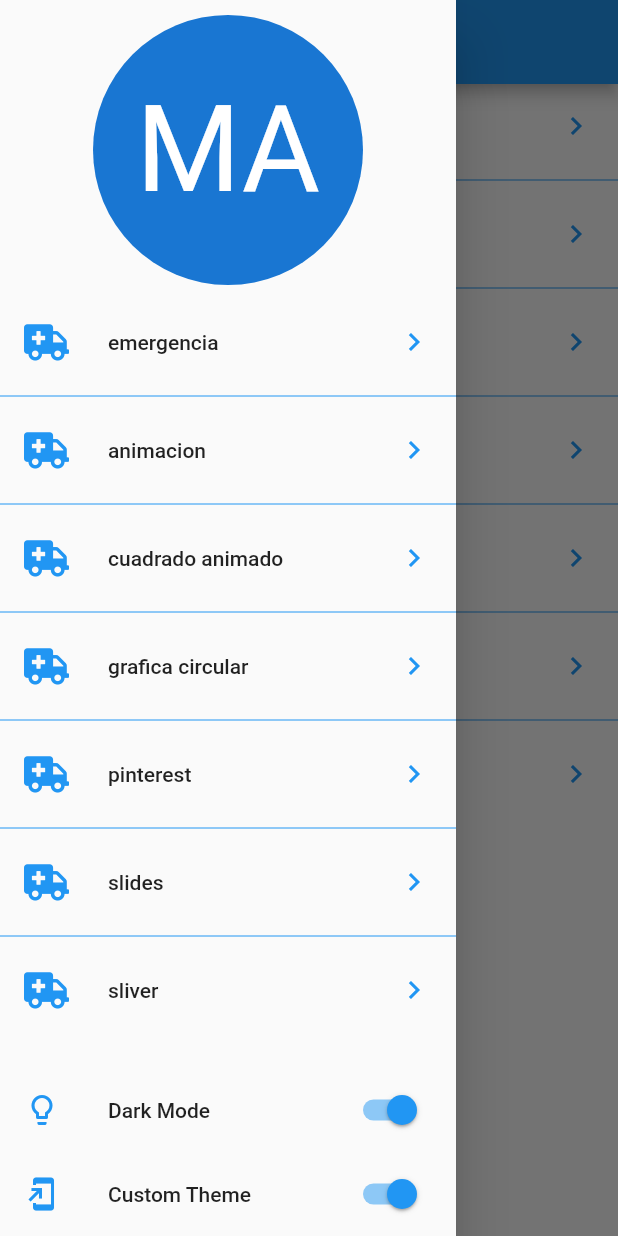
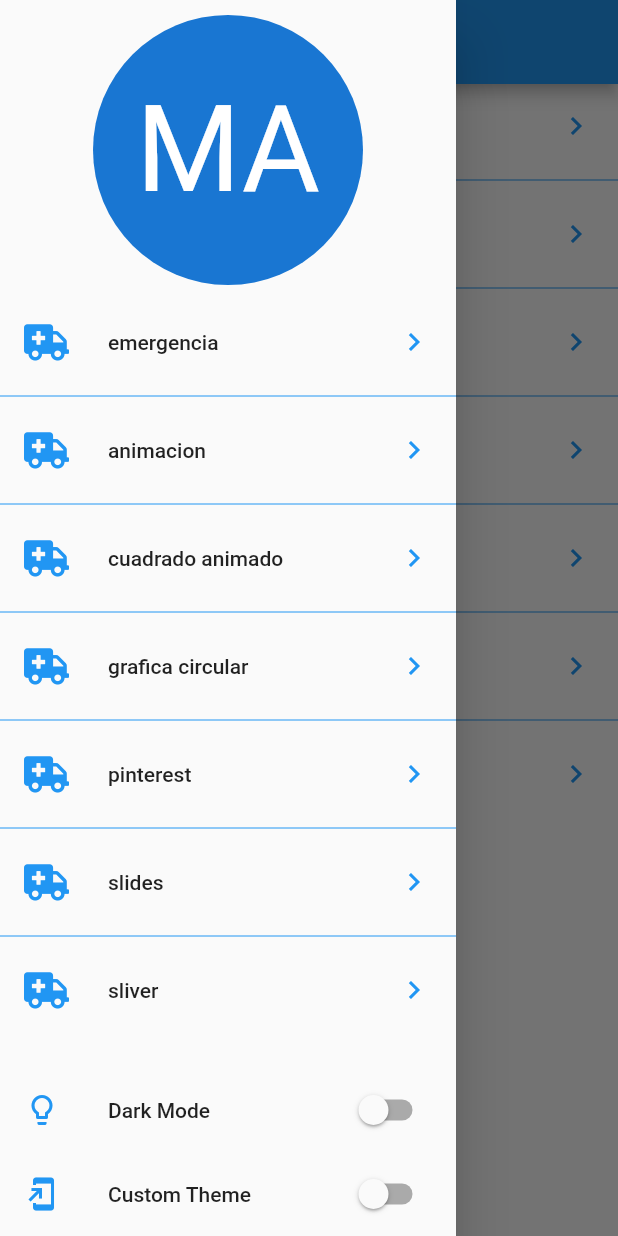
Before and after one commit to Marisabel-Condori/animaciones-flutter, a Flutter app: the screen it shows after launch, with the side drawer open, on a phone screen of 412 x 824 dp. Run offline on Flutter 3.47's test engine with Material 2 defaults, Android fonts, the phone set to English and light mode, and no system bars; our stand-ins replace flutter_svg, font_awesome_flutter.

Commit message:
activar modo oscuro

```diff
--- a/lib/pages/launcher_page.dart
+++ b/lib/pages/launcher_page.dart
@@ -1,6 +1,8 @@
 import 'package:custom_painter/routes/routes.dart';
+import 'package:custom_painter/theme/themeChanger.dart';
 import 'package:flutter/material.dart';
 import 'package:font_awesome_flutter/font_awesome_flutter.dart';
+import 'package:provider/provider.dart';
 
 class LauncherPage extends StatelessWidget {
 
@@ -42,6 +44,7 @@ class _Menu extends StatelessWidget {
 
   @override
   Widget build(BuildContext context) {
+    final appTheme = Provider.of<ThemeChanger>(context);
     return Drawer(
       child: Container(
         child: Column(
@@ -59,16 +62,20 @@ class _Menu extends StatelessWidget {
               leading: Icon(Icons.lightbulb_outline, color: Colors.blue,),
               title: Text('Dark Mode'),
               trailing: Switch.adaptive(
-                value: true,
-                onChanged: (value){}
+                value: appTheme.getDarkTheme,
+                onChanged: (value) =>  appTheme.setDarkTheme = value
               ),
             ),
-            ListTile(
-              leading: Icon(Icons.add_to_home_screen, color: Colors.blue,),
-              title: Text('Custom Theme'),
-              trailing: Switch.adaptive(
-                value: true,
-                onChanged: (value){}
+            SafeArea(
+              bottom: true,
+              top: false, left: false, right: false,
+              child: ListTile(
+                leading: Icon(Icons.add_to_home_screen, color: Colors.blue,),
+                title: Text('Custom Theme'),
+                trailing: Switch.adaptive(
+                  value: appTheme.getCustomTheme,
+                  onChanged: (value) => appTheme.setCustomTheme = value
+                ),
               ),
             )
           ],
--- /dev/null
+++ b/lib/theme/themeChanger.dart
@@ -0,0 +1,20 @@
+import 'package:flutter/cupertino.dart';
+
+class ThemeChanger with ChangeNotifier{
+  bool _darkTheme = false;
+  bool _customTheme = false;
+
+  get getDarkTheme => this._darkTheme;
+  set setDarkTheme( bool value){
+    _darkTheme = value;
+    _customTheme = false;
+    notifyListeners();
+  }
+
+  get getCustomTheme => this._customTheme;
+  set setCustomTheme( bool value){
+    _darkTheme = false;
+    _customTheme = value;
+    notifyListeners();
+  }
+}
```
Also changed, not shown: lib/main.dart (+8 -1 lines).
